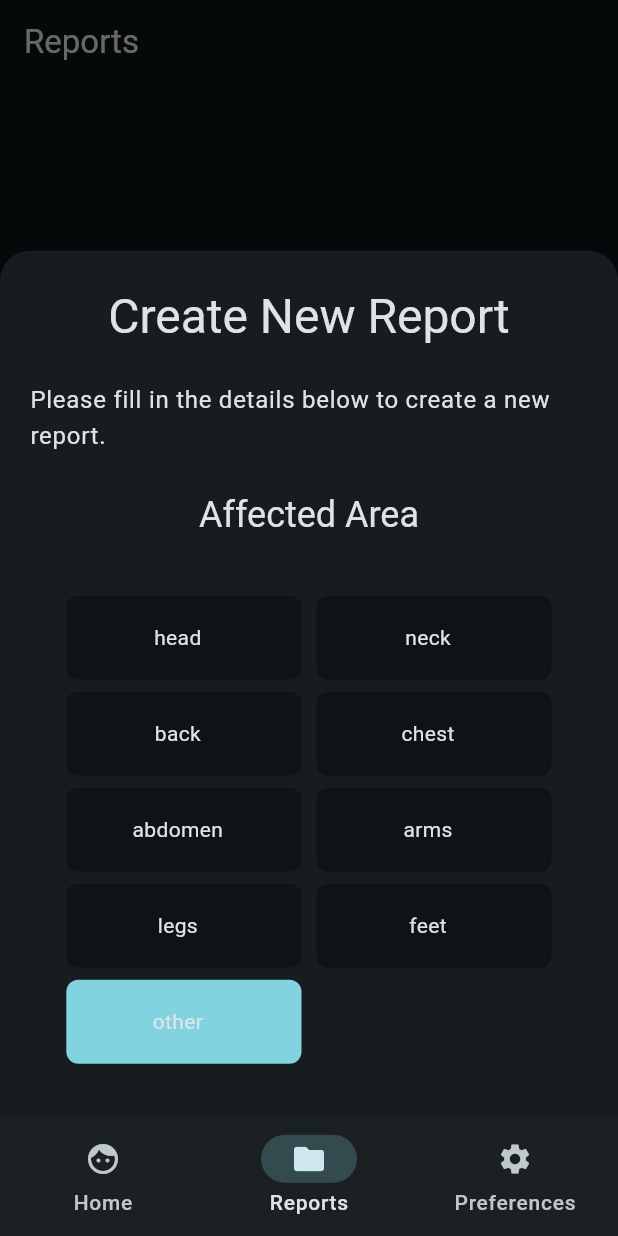
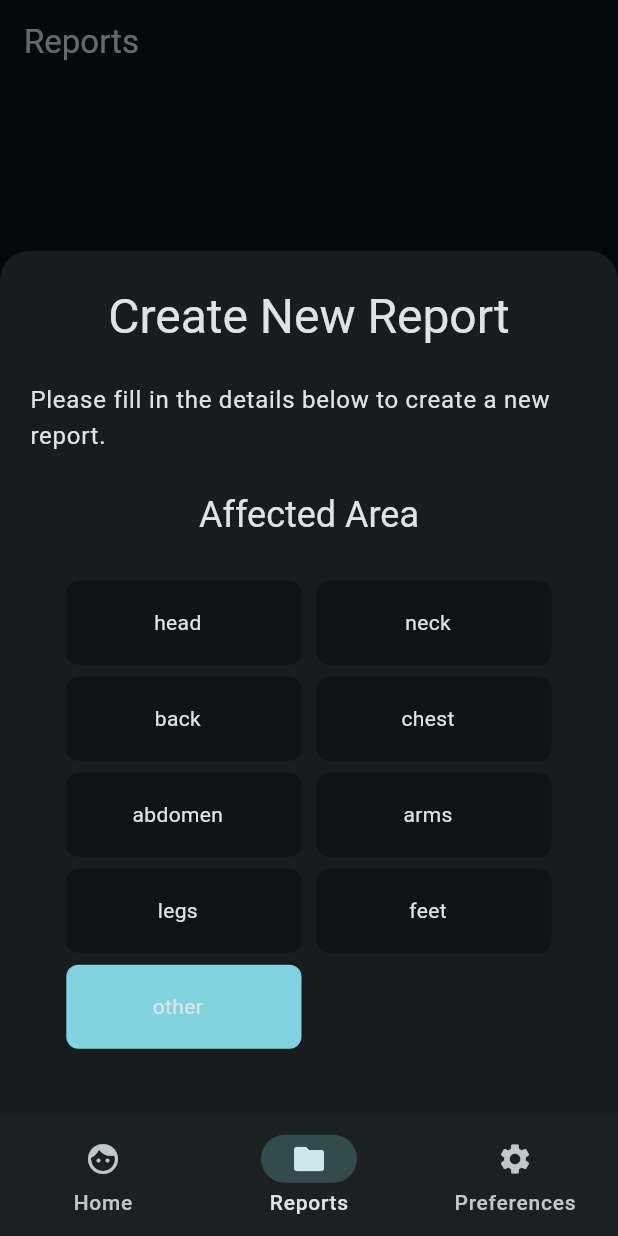
Before and after one commit to DanielDicksonDillimono/bodytherapy, a Flutter app: the ReportsPage screen opened by its route, after a tap on "Create Report", on a phone screen of 412 x 824 dp. Run offline on Flutter 3.47's test engine with Material 3 defaults, Android fonts, the phone set to English and light mode, and no system bars; our stand-ins replace cloud_firestore, firebase_auth, firebase_core, go_router; accounts and stored records are empty; generated files the repository leaves out were written again.

Commit message:
fixed the TODO: Wrap UI issue in ReportCreationPage. Just removed an unnecessary container

```diff
--- a/lib/ui/main_pages/reports/widgets/report_creation_page.dart
+++ b/lib/ui/main_pages/reports/widgets/report_creation_page.dart
@@ -36,11 +36,7 @@ class ReportCreationPage extends StatelessWidget {
             Text('Affected Area',
                 style: Theme.of(context).textTheme.headlineSmall),
             SizedBox(height: Dimens.of(context).paddingScreenVertical),
-            Container(
-              padding: EdgeInsets.symmetric(
-                vertical: 10,
-              ),
-              child: ListenableBuilder(
+            ListenableBuilder(
               listenable: reportCreationViewmodel,
               builder: (context, _) => Wrap(
                 spacing: 2,
@@ -70,7 +66,6 @@ class ReportCreationPage extends StatelessWidget {
                       ),
                     )
                     .toList(),
-                ),
               ),
             ),
             SizedBox(height: Dimens.of(context).paddingScreenVertical),
```
Lines whose indentation alone changed are shown as unchanged.
